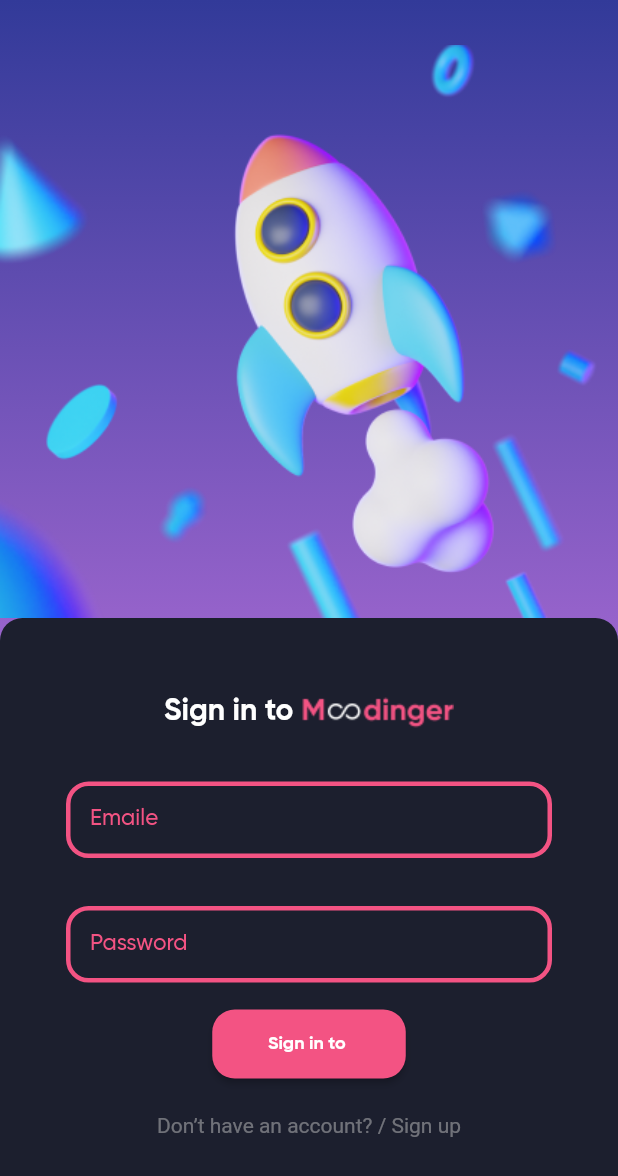
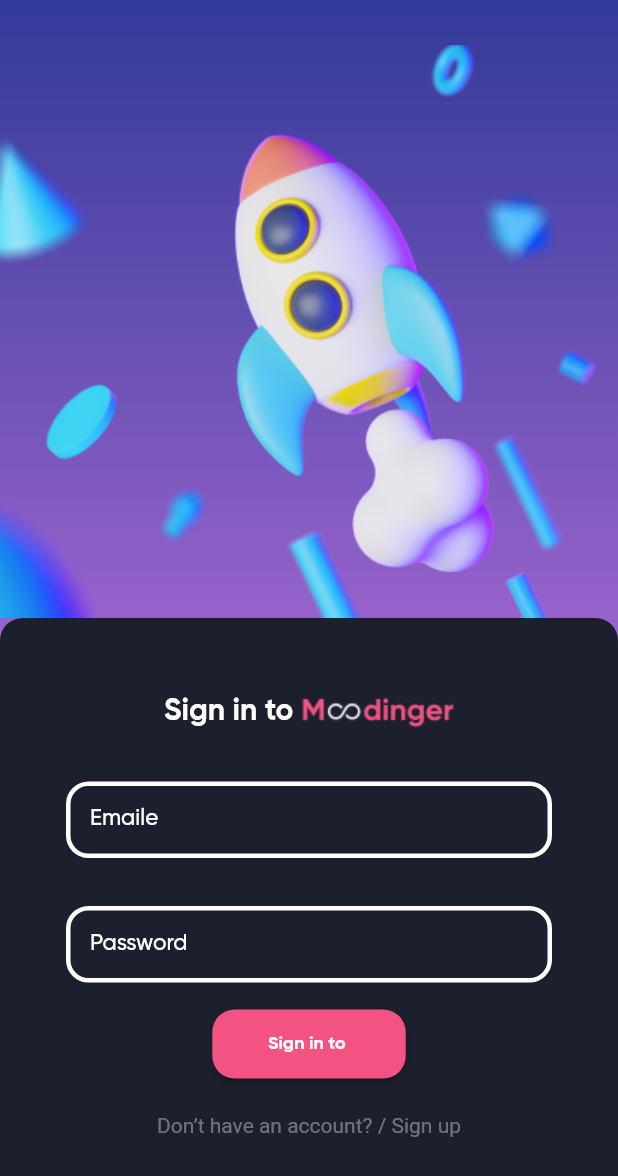
Before and after one commit to Milad-heydarloo/instagram_me, a Flutter app: the screen it shows after launch, on a phone screen of 412 x 824 dp. Shown: the top 1176 px of the screen. Run offline on Flutter 3.47's test engine with Material 2 defaults, Android fonts, the phone set to English and light mode, and no system bars.

Commit message:
convert statless=>StatefulWidget , FocusNode=>focusnode1.addListener(() {       setState}; | TextField=>focusNode | color: focusnode1.hasFocus

```diff
--- a/lib/screens/login_screen.dart
+++ b/lib/screens/login_screen.dart
@@ -1,7 +1,29 @@
 import 'package:flutter/material.dart';
 
-class Login extends StatelessWidget {
+//تبدیل استیت لس ویجت به استیت فول ویجت برای اجرا کردن اینیت استیت
+class Login extends StatefulWidget {
   const Login({super.key});
+
+  @override
+  State<Login> createState() => _LoginState();
+}
+
+class _LoginState extends State<Login> {
+  //فوکوس ند برای اینکه که ما کلیک رو متوجه بشیم
+  FocusNode _focusnode1 = FocusNode();
+  FocusNode _focusNode2 = FocusNode();
+
+//انیت استیت و اددلیسن برای اینه که روی تکس فیلد کلید شد ما متوجه بشیم و با ست استیت باعث میشیم که متد بیلد صفحه دوباره صدا زده بشه
+  @override
+  void initState() {
+    super.initState();
+    _focusnode1.addListener(() {
+      setState(() {});
+    });
+    _focusNode2.addListener(() {
+      setState(() {});
+    });
+  }
 
   @override
   Widget build(BuildContext context) {
@@ -27,7 +49,6 @@ class Login extends StatelessWidget {
             ],
           )),
     );
-  }
   }
 
 //اینجا ما یه سطون که توش دوتا اکسپندت ویجت که فضا رو به صورت مساوی تقسیم کنه
@@ -112,6 +133,8 @@ Widget getbodytext(BuildContext context) {
                 //padding فاصله قرینه از چپ و راست داشته باشه
                 padding: EdgeInsets.symmetric(horizontal: 44),
                 child: TextField(
+                  //داخل تکس فیلد ما یه پراپرتی داریم که به اسم فوکوس ند و ابجکت نوکوس ند رو بهش معرفی میکنیم تا کلیک هارو کنترول کنیم
+                  focusNode: _focusnode1,
                   decoration: InputDecoration(
                     //contentPadding متن داخل ادیت تکس دیگه به بالا و چپ و راست نمیچسبه
                     contentPadding:
@@ -119,24 +142,33 @@ Widget getbodytext(BuildContext context) {
                     //اینم اسم پراپرتی تکس فیلده
                     label: Text(
                       'Emaile',
-                    style: TextStyle(color: Color(0xffF35383), fontSize: 15),
                     ),
                     //با لیبل استایل میتونیم به لیبیلمون استایل میدیم
                     labelStyle: TextStyle(
                         fontFamily: 'GM',
-                    fontSize: 20,
+                        fontSize: 15,
+                        //هز فوکوس اگر برابر با درست باشه ؟ این رنگ صورتی رو فعال میکنه وگرنه : رنگ سفید رو فعال میکنه
+                        color: _focusnode1.hasFocus
+                            ? Color(0xffF35383)
+                            : Colors.white),
+                    //اینجا برای تکس فیلد که رو صفحه حالت فعال داره میتونیم بردر بزاریم
+                    enabledBorder: OutlineInputBorder(
+                      //انیبل بردر رو میزاریم سفید
+                      borderSide: BorderSide(
+                        width: 3,
                         color: Colors.white,
                       ),
-                  //اینجا برای تکس فیلد که رو صفحه حالت فعال داره میتونیم بردر بزاریم
-                  enabledBorder: OutlineInputBorder(
-                    borderSide: BorderSide(width: 3, color: Color(0xffF35383)),
                       borderRadius: BorderRadius.all(
                         Radius.circular(15),
                       ),
                     ),
                     //اینجا هم برای کلیک شدن روش میتونیم یه بردر اضافه کنیم که بردرش تغییر کنه
                     focusedBorder: OutlineInputBorder(
-                    borderSide: BorderSide(width: 3, color: Color(0xffF35383)),
+                      //فوکوس بردر هم میزاریم رو رنگ صورتی که کاربر کلیک کرد صورتی بشه
+                      borderSide: BorderSide(
+                        width: 3,
+                        color: Color(0xffF35383),
+                      ),
                       borderRadius: BorderRadius.all(
                         Radius.circular(15),
                       ),
@@ -151,6 +183,8 @@ Widget getbodytext(BuildContext context) {
                 //padding فاصله قرینه از چپ و راست داشته باشه
                 padding: EdgeInsets.symmetric(horizontal: 44),
                 child: TextField(
+                  //داخل تکس فیلد ما یه پراپرتی داریم که به اسم فوکوس ند و ابجکت نوکوس ند رو بهش معرفی میکنیم تا کلیک هارو کنترول کنیم
+                  focusNode: _focusNode2,
                   decoration: InputDecoration(
                     //contentPadding متن داخل ادیت تکس دیگه به بالا و چپ و راست نمیچسبه
                     contentPadding:
@@ -158,24 +192,29 @@ Widget getbodytext(BuildContext context) {
                     //اینم اسم پراپرتی تکس فیلده
                     label: Text(
                       'Password',
-                    style: TextStyle(color: Color(0xffF35383), fontSize: 15),
                     ),
                     //با لیبل استایل میتونیم به لیبیلمون استایل میدیم
                     labelStyle: TextStyle(
                       fontFamily: 'GM',
-                    fontSize: 20,
-                    color: Colors.white,
+                      fontSize: 15,
+                      //هز فوکوس اگر برابر با درست باشه ؟ این رنگ صورتی رو فعال میکنه وگرنه : رنگ سفید رو فعال میکنه
+                      color: _focusNode2.hasFocus
+                          ? Color(0xffF35383)
+                          : Colors.white,
                     ),
                     //اینجا برای تکس فیلد که رو صفحه حالت فعال داره میتونیم بردر بزاریم
                     enabledBorder: OutlineInputBorder(
-                    borderSide: BorderSide(width: 3, color: Color(0xffF35383)),
+                      //انیبل بردر رو میزاریم سفید
+                      borderSide: BorderSide(width: 3, color: Colors.white),
                       borderRadius: BorderRadius.all(
                         Radius.circular(15),
                       ),
                     ),
                     //اینجا هم برای کلیک شدن روش میتونیم یه بردر اضافه کنیم که بردرش تغییر کنه
                     focusedBorder: OutlineInputBorder(
-                    borderSide: BorderSide(width: 3, color: Color(0xffF35383)),
+                      //فوکوس بردر هم میزاریم رو رنگ صورتی که کاربر کلیک کرد صورتی بشه
+                      borderSide:
+                          BorderSide(width: 3, color: Color(0xffF35383)),
                       borderRadius: BorderRadius.all(
                         Radius.circular(15),
                       ),
@@ -208,3 +247,12 @@ Widget getbodytext(BuildContext context) {
       ),
     );
   }
+
+  @override
+  void dispose() {
+    // TODO: implement dispose
+    super.dispose();
+    _focusnode1.dispose();
+    _focusNode2.dispose();
+  }
+}
```
Also changed, not shown: 3 other files. Lines whose indentation alone changed are shown as unchanged.
